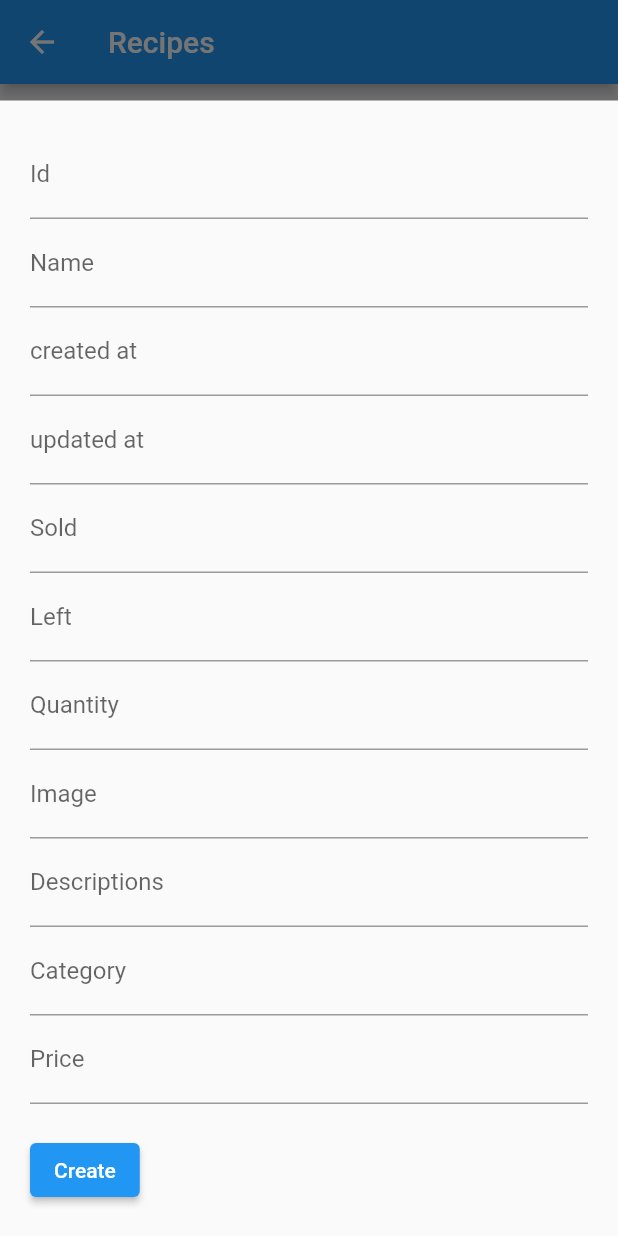
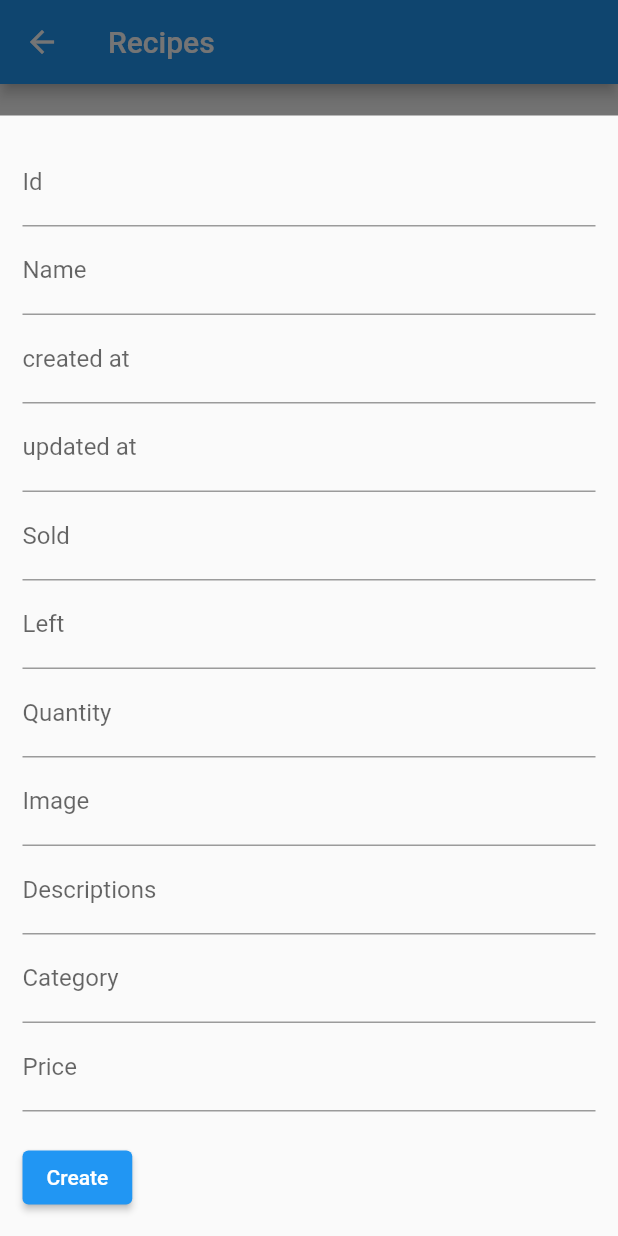
Before and after one commit to yasinkhan001/order_taking_system, a Flutter app: the Recipes screen opened directly, after a tap on the "add" icon, on a phone screen of 412 x 824 dp. Run offline on Flutter 3.47's test engine with Material 2 defaults, Android fonts, the phone set to English and light mode, and no system bars; our stand-ins replace cloud_firestore, firebase_core, rflutter_alert; accounts and stored records are empty.

Commit message:
Order Taking Project

```diff
--- a/lib/Screens/admin/recipes.dart
+++ b/lib/Screens/admin/recipes.dart
@@ -36,10 +36,10 @@ class _RecipesState extends State<Recipes> {
         builder: (BuildContext ctx) {
           return Padding(
             padding: EdgeInsets.only(
-                top: 20,
-                left: 20,
-                right: 20,
-                bottom: MediaQuery.of(ctx).viewInsets.bottom + 20),
+                top: 15,
+                left: 15,
+                right: 15,
+                bottom: MediaQuery.of(ctx).viewInsets.bottom + 15),
             child: Column(
               mainAxisSize: MainAxisSize.min,
               crossAxisAlignment: CrossAxisAlignment.start,
@@ -159,7 +159,7 @@ class _RecipesState extends State<Recipes> {
                       children: [
                         Padding(
                           padding: const EdgeInsets.all(8.0),
-                          child: Text(documentSnapshot['id']),
+                          child: Text(documentSnapshot['id'].toString()),
                         ),
                         Padding(
                           padding: const EdgeInsets.all(8.0),
@@ -175,15 +175,15 @@ class _RecipesState extends State<Recipes> {
                         ),
                         Padding(
                           padding: const EdgeInsets.all(8.0),
-                          child: Text(documentSnapshot['price']),
+                          child: Text(documentSnapshot['quantity'].toString()),
                         ),
                         Padding(
                           padding: const EdgeInsets.all(8.0),
-                          child: Text(documentSnapshot['sold']),
+                          child: Text(documentSnapshot['sold'].toString()),
                         ),
                         Padding(
                           padding: const EdgeInsets.all(8.0),
-                          child: Text(documentSnapshot['left']),
+                          child: Text(documentSnapshot['left'].toString()),
                         ),
                         Padding(
                           padding: const EdgeInsets.all(8.0),
```
